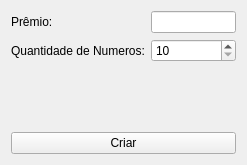
First picture: the form in ui/criar.ui, repository WallacX/Sist.-Gerenciamento-de-rifas, before the edit.
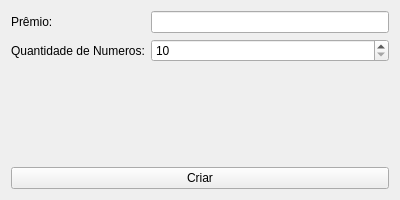
Second picture: the form after the edit.

```diff
--- a/ui/criar.ui
+++ b/ui/criar.ui
@@ -9,10 +9,22 @@
    <rect>
     <x>0</x>
     <y>0</y>
-    <width>247</width>
-    <height>165</height>
+    <width>400</width>
+    <height>200</height>
    </rect>
   </property>
+  <property name="minimumSize">
+   <size>
+    <width>400</width>
+    <height>200</height>
+   </size>
+  </property>
+  <property name="maximumSize">
+   <size>
+    <width>400</width>
+    <height>200</height>
+   </size>
+  </property>
   <property name="windowTitle">
    <string>Form</string>
   </property>
```
